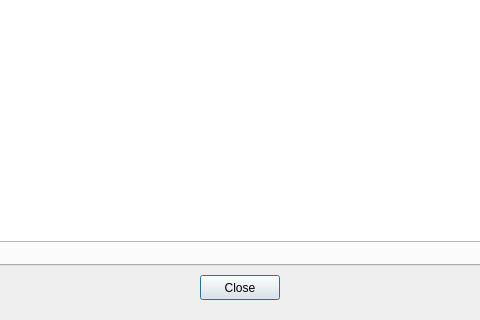
Old version of the form showcustomerdataoption.ui in the repository CallmeTeddyBear/Canteen-Management-System; both pictures show x 330 to 810 and y 355 to 675 of the 1144 by 675 pixel window.
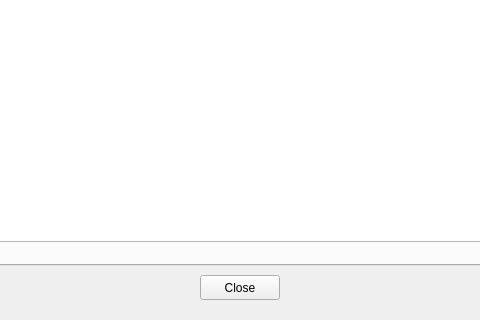
New version of the form.

The edit to the form file:
```diff
--- a/showcustomerdataoption.ui
+++ b/showcustomerdataoption.ui
@@ -28,6 +28,9 @@
    <property name="text">
     <string>Close</string>
    </property>
+   <property name="autoDefault">
+    <bool>false</bool>
+   </property>
   </widget>
   <widget class="QTabWidget" name="tabWidget">
    <property name="geometry">
```
